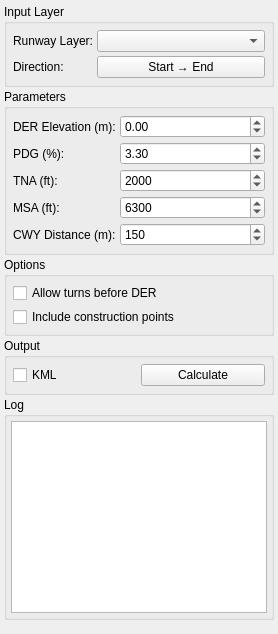
The window that Q_Pansopy/ui/departures/qpansopy_omnidirectional_dockwidget.ui (FLYGHT7/qpansopy) describes before a commit, drawn with Qt 5.
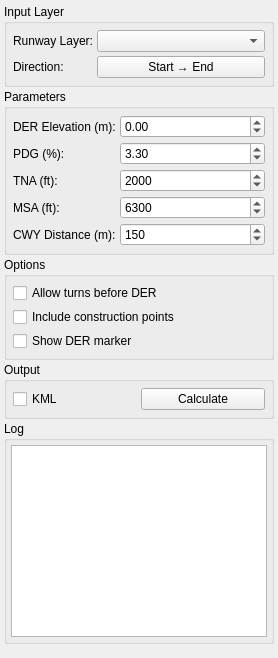
The same window after the commit. Custom widgets are drawn as their Qt base class.

Commit message: Add optional live DER marker preview to OMNI SID tool

What changed in the file:
```diff
--- a/Q_Pansopy/ui/departures/qpansopy_omnidirectional_dockwidget.ui
+++ b/Q_Pansopy/ui/departures/qpansopy_omnidirectional_dockwidget.ui
@@ -241,6 +241,13 @@
          </property>
         </widget>
        </item>
+       <item>
+        <widget class="QCheckBox" name="showDerMarkerCheckBox">
+         <property name="text">
+          <string>Show DER marker</string>
+         </property>
+        </widget>
+       </item>
       </layout>
      </widget>
     </item>
```
The commit also changes 2 other files.
